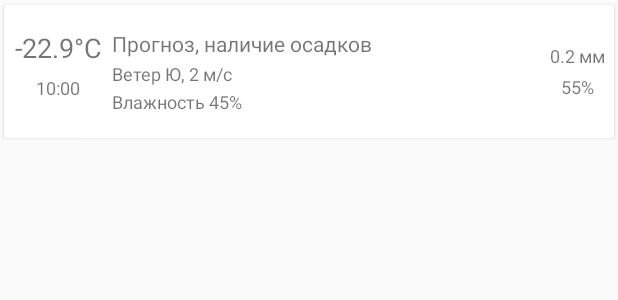
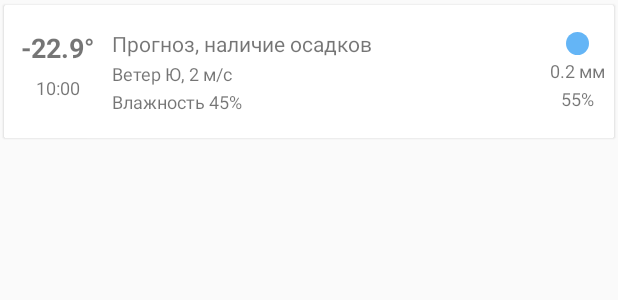
Before and after one commit to runtep/simpleweather, an Android app: the layout hourly_item.xml on its own in the app's theme, with its tools: preview values and no code run, on a phone screen of 412 x 824 dp. Shown: the top 300 px of the screen. Run offline under Robolectric (Android 15) with nearby library versions, the phone set to English and light mode, and no system bars.

Commit message:
Precipitation level visualization
Improvement of hourly forecast item view.
Display a colored oval which diameter depends on
precipitation level in millimeters, with
some assumptions:
* minimum diameter of oval is 5 dp, maximum is 50dp
* maximum precipitation level threshold is 20mm

App version changed to 1.4

```diff
--- a/app/build.gradle
+++ b/app/build.gradle
@@ -19,8 +19,8 @@ android {
         applicationId "org.roko.smplweather"
         minSdkVersion 15
         targetSdkVersion 28
-        versionCode 130
-        versionName "1.3"
+        versionCode 140
+        versionName "1.4"
     }
     buildTypes {
         release {
--- /dev/null
+++ b/app/src/main/res/drawable/oval.xml
@@ -0,0 +1,8 @@
+<?xml version="1.0" encoding="utf-8"?>
+<layer-list xmlns:android="http://schemas.android.com/apk/res/android">
+    <item>
+        <shape android:shape="oval">
+            <solid android:color="#64B5F6" />
+        </shape>
+    </item>
+</layer-list>
--- a/app/src/main/res/layout/hourly_item.xml
+++ b/app/src/main/res/layout/hourly_item.xml
@@ -33,8 +33,8 @@
                 android:gravity="center_horizontal"
                 android:textAlignment="center"
                 android:textSize="18sp"
-                android:textStyle="normal"
-                tools:text="-22.9°C" />
+                android:textStyle="bold"
+                tools:text="-22.9°" />
 
             <Space
                 android:layout_width="match_parent"
@@ -94,8 +94,19 @@
             android:layout_height="wrap_content"
             android:layout_gravity="center"
             android:orientation="vertical"
-            android:paddingLeft="6dp"
             android:paddingRight="6dp">
+
+            <ImageView
+                android:id="@+id/oval"
+                android:layout_width="15dp"
+                android:layout_height="15dp"
+                android:layout_gravity="center"
+                android:scaleType="centerInside"
+                android:src="@drawable/oval" />
+
+            <Space
+                android:layout_width="match_parent"
+                android:layout_height="2dp" />
 
             <TextView
                 android:id="@+id/hiPrecipLevel"
@@ -109,7 +120,7 @@
 
             <Space
                 android:layout_width="match_parent"
-                android:layout_height="4dp" />
+                android:layout_height="2dp" />
 
             <TextView
                 android:id="@+id/hiPrecipProbability"
--- a/app/src/main/res/values/colors.xml
+++ b/app/src/main/res/values/colors.xml
@@ -1,4 +1,3 @@
 <?xml version="1.0" encoding="utf-8"?>
 <resources>
-    <color name="white_tint">#99ffffff</color>
 </resources>
--- a/app/src/main/res/values/integers.xml
+++ b/app/src/main/res/values/integers.xml
@@ -1,4 +1,7 @@
 <?xml version="1.0" encoding="utf-8"?>
 <resources>
     <integer name="minSuggestLenThreshold">2</integer>
+    <integer name="minOvalDiameterDp">5</integer>
+    <integer name="ovalDiameterVariationRangeDp">45</integer>
+    <integer name="maxPrecipitationLevelThresholdMm">20</integer>
 </resources>
```
Also changed, not shown: app/src/main/java/org/roko/smplweather/activity/MainActivity.java (+16 -9 lines), app/src/main/java/org/roko/smplweather/adapter/recycler/HourlyForecastRecyclerViewAdapter.java (+24 -1 lines), app/src/main/java/org/roko/smplweather/model/HourlyListViewItemContent.java (+9 -0 lines).
